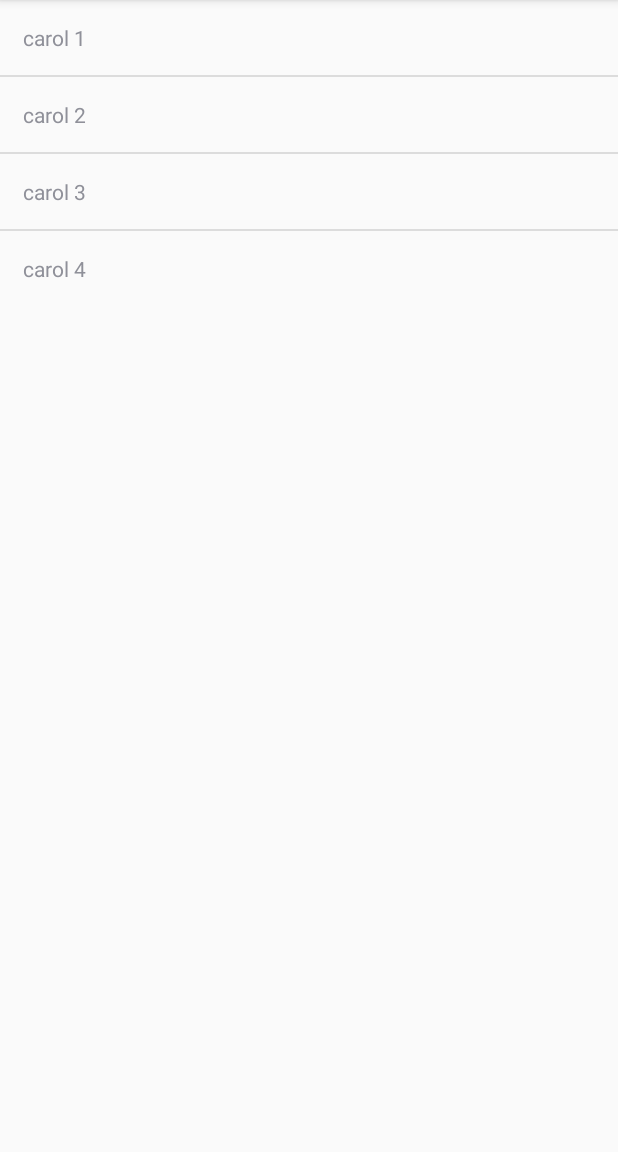
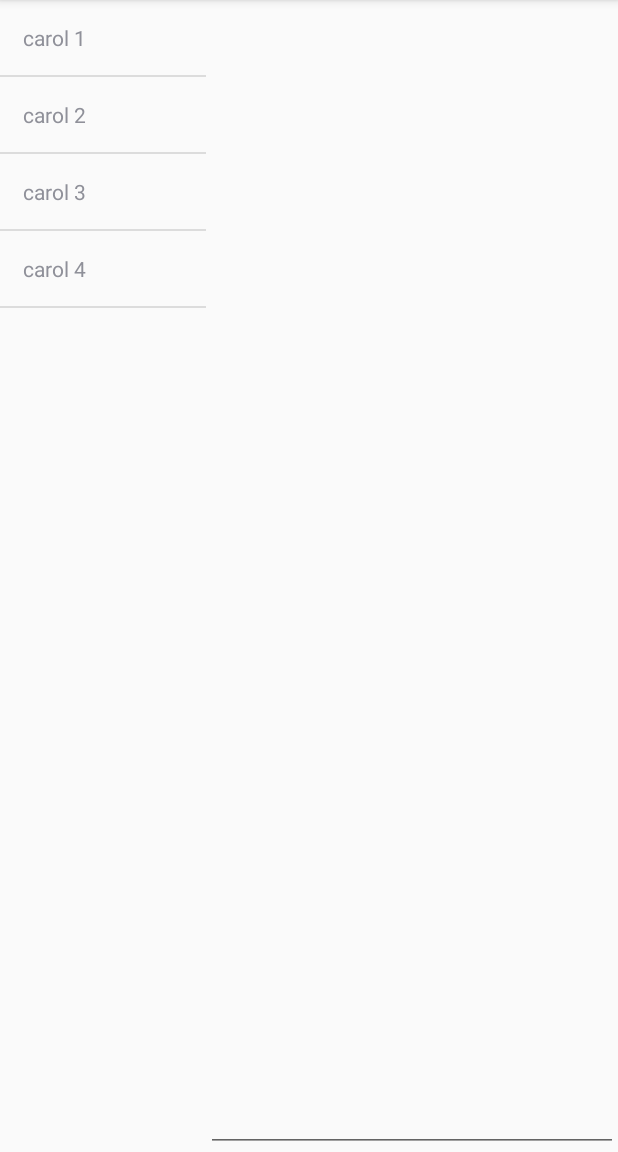
Before and after one commit to CycleDev/carols, an Android app: the screen it shows after launch (MainActivity), on a phone screen of 412 x 824 dp, the part 84-1236 px from its top. Run offline under Robolectric (Android 15) with nearby library versions, the phone set to English and light mode, and no system bars.

Commit message:
Implemented fragment design

```diff
--- a/carols/build.gradle
+++ b/carols/build.gradle
@@ -17,7 +17,7 @@ android {
     buildToolsVersion "20.0.0"
 
     defaultConfig {
-        minSdkVersion 8
+        minSdkVersion 11
         targetSdkVersion 19
         versionCode 1
         versionName "1.0"
--- a/carols/src/main/java/nao/cycledev/carols/CarolList.java
+++ b/carols/src/main/java/nao/cycledev/carols/CarolList.java
@@ -1,10 +1,12 @@
 package nao.cycledev.carols;
 
+import android.app.Activity;
+import android.app.Fragment;
 import android.os.Bundle;
-import android.support.v4.app.Fragment;
 import android.view.LayoutInflater;
 import android.view.View;
 import android.view.ViewGroup;
+import android.widget.AdapterView;
 import android.widget.ListView;
 import nao.cycledev.carols.adapter.CarolAdapter;
 import nao.cycledev.carols.repository.CarolJsonRepository;
@@ -16,30 +18,64 @@ import java.io.InputStream;
 public class CarolList extends Fragment {
 
     private ListView carolListView;
+    private CarolRepository repository;
+    private ItemSelectedListener selectedListener;
 
     @Override
     public View onCreateView(LayoutInflater inflater, ViewGroup container, Bundle savedInstanceState) {
         View view = inflater.inflate(R.layout.carol_list_layout, container, false);
+        carolListView = (ListView) view.findViewById(R.id.carolListView);
+        carolListView.setOnItemClickListener(new AdapterView.OnItemClickListener() {
+            @Override
+            public void onItemClick(AdapterView<?> arg0, View arg1, int position, long arg3) {
+                selectedListener.onCarolSelected(repository.getCarols().get(position));
+            }
+        });
 
-        carolListView = (ListView) view.findViewById(R.id.carolListView);
-        String carolText = "";
+        repository = new CarolJsonRepository(loadCarolsFile(view));
+        repository.loadCarols();
+
+        CarolAdapter adapter = new CarolAdapter(getActivity().getApplicationContext(), repository.getCarols());
+        carolListView.setAdapter(adapter);
+
+        return view;
+    }
+
+    @Override
+    public void onAttach(Activity activity) {
+        super.onAttach(activity);
+        if (activity instanceof ItemSelectedListener){
+            selectedListener = (ItemSelectedListener)activity;
+        }else {
+            throw new ClassCastException(activity.toString() + " must implement interface ItemSelectedListener");
+        }
+    }
+
+    @Override
+    public void onDetach() {
+        super.onDetach();
+        selectedListener = null;
+    }
+
+    private String loadCarolsFile(View view) {
+        InputStream is = null;
         try {
-            InputStream is = view.getContext().getAssets().open("carols.json");
+            is = view.getContext().getAssets().open("carols.json");
 
             int size = is.available();
 
             byte[] buffer = new byte[size];
             is.read(buffer);
-            is.close();
 
-            carolText = new String(buffer);
+            return new String(buffer);
         } catch (IOException e) {
-            e.printStackTrace();
+            return "";
+        } finally {
+            try {
+                is.close();
+            } catch (IOException e) {
+                e.printStackTrace();
+            }
         }
-        CarolRepository repository = new CarolJsonRepository(carolText);
-        repository.loadCarols();
-        CarolAdapter adapter = new CarolAdapter(getActivity().getApplicationContext(), repository.getCarols());
-        carolListView.setAdapter(adapter);
-        return view;
     }
 }
--- a/carols/src/main/java/nao/cycledev/carols/CarolView.java
+++ b/carols/src/main/java/nao/cycledev/carols/CarolView.java
@@ -1,7 +1,7 @@
 package nao.cycledev.carols;
 
+import android.app.Fragment;
 import android.os.Bundle;
-import android.support.v4.app.Fragment;
 import android.view.LayoutInflater;
 import android.view.View;
 import android.view.ViewGroup;
--- /dev/null
+++ b/carols/src/main/java/nao/cycledev/carols/ItemSelectedListener.java
@@ -0,0 +1,9 @@
+package nao.cycledev.carols;
+
+import nao.cycledev.carols.model.Carol;
+
+public interface ItemSelectedListener {
+
+    void onCarolSelected(Carol carol);
+
+}
--- a/carols/src/main/java/nao/cycledev/carols/MainActivity.java
+++ b/carols/src/main/java/nao/cycledev/carols/MainActivity.java
@@ -5,27 +5,14 @@ import android.support.v7.app.ActionBarActivity;
 import android.view.Menu;
 import android.view.MenuInflater;
 import android.view.MenuItem;
+import nao.cycledev.carols.model.Carol;
 
-import java.io.FileInputStream;
-import java.io.FileNotFoundException;
-import java.io.IOException;
-
-public class MainActivity extends ActionBarActivity {
+public class MainActivity extends ActionBarActivity implements ItemSelectedListener {
 
     @Override
     protected void onCreate(Bundle savedInstanceState) {
         super.onCreate(savedInstanceState);
         setContentView(R.layout.main_layout);
-
-        try {
-            FileInputStream file = new FileInputStream("file.txt");
-            file.close();
-
-        } catch (FileNotFoundException e2) {
-
-        } catch (IOException e1) {
-
-        }
     }
 
     @Override
@@ -45,4 +32,12 @@ public class MainActivity extends ActionBarActivity {
                 return super.onOptionsItemSelected(item);
         }
     }
+
+    @Override
+    public void onCarolSelected(Carol carol) {
+        CarolView fragment = (CarolView)getFragmentManager().findFragmentById(R.id.carol_view);
+        if (fragment != null && fragment.isInLayout()) {
+            fragment.setCarolText(carol.getText());
+        }
+    }
 }
--- a/carols/src/main/res/layout/main_layout.xml
+++ b/carols/src/main/res/layout/main_layout.xml
@@ -3,20 +3,22 @@
 <LinearLayout xmlns:android="http://schemas.android.com/apk/res/android"
               xmlns:tools="http://schemas.android.com/tools"
               android:orientation="horizontal"
-              android:layout_width="match_parent"
-              android:layout_height="wrap_content">
+              android:layout_width="fill_parent"
+              android:layout_height="fill_parent">
 
     <fragment
             android:id="@+id/carol_list"
-            android:layout_width="fill_parent"
-            android:layout_height="fill_parent"
+            android:layout_width="0dp"
+            android:layout_weight="1"
+            android:layout_height="match_parent"
             android:name="nao.cycledev.carols.CarolList"
             tools:layout="@layout/carol_list_layout"/>
 
     <fragment
             android:id="@+id/carol_view"
-            android:layout_width="fill_parent"
-            android:layout_height="fill_parent"
+            android:layout_width="0dp"
+            android:layout_weight="2"
+            android:layout_height="match_parent"
             android:name="nao.cycledev.carols.CarolView"
             tools:layout="@layout/carol_view_layout"/>
 
--- /dev/null
+++ b/carols/src/main/res/values-land/config.xml
@@ -0,0 +1,4 @@
+<?xml version="1.0" encoding="utf-8"?>
+<resources>
+    <item type="bool" name="dual_pane">true</item>
+</resources>
--- /dev/null
+++ b/carols/src/main/res/values/config.xml
@@ -0,0 +1,6 @@
+<?xml version="1.0" encoding="utf-8"?>
+<resources>
+
+    <item type="bool" name="dual_pane">false</item>
+
+</resources>
```
Also changed, not shown: 1 other file.
